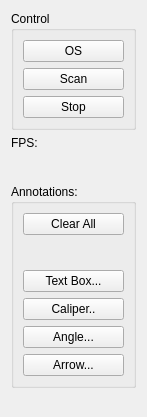
siborion/siborion_american_scan, file bscantools.ui: the form before one commit.
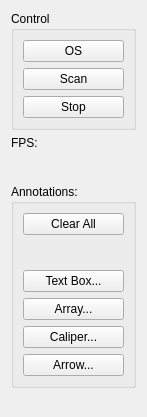
The form after the commit.

Commit message: caliper -> array

The edit to the form file:
```diff
--- a/bscantools.ui
+++ b/bscantools.ui
@@ -105,7 +105,7 @@
         <item>
          <widget class="QPushButton" name="pbCallper">
           <property name="text">
-           <string>Caliper..</string>
+           <string>Array...</string>
           </property>
           <property name="checkable">
            <bool>true</bool>
@@ -115,7 +115,7 @@
         <item>
          <widget class="QPushButton" name="pbAngle">
           <property name="text">
-           <string>Angle...</string>
+           <string>Caliper...</string>
           </property>
           <property name="checkable">
            <bool>true</bool>
```
Left out of the diff: 4 changed lines with no effect on the pictures. The commit also changes 8 other files.
